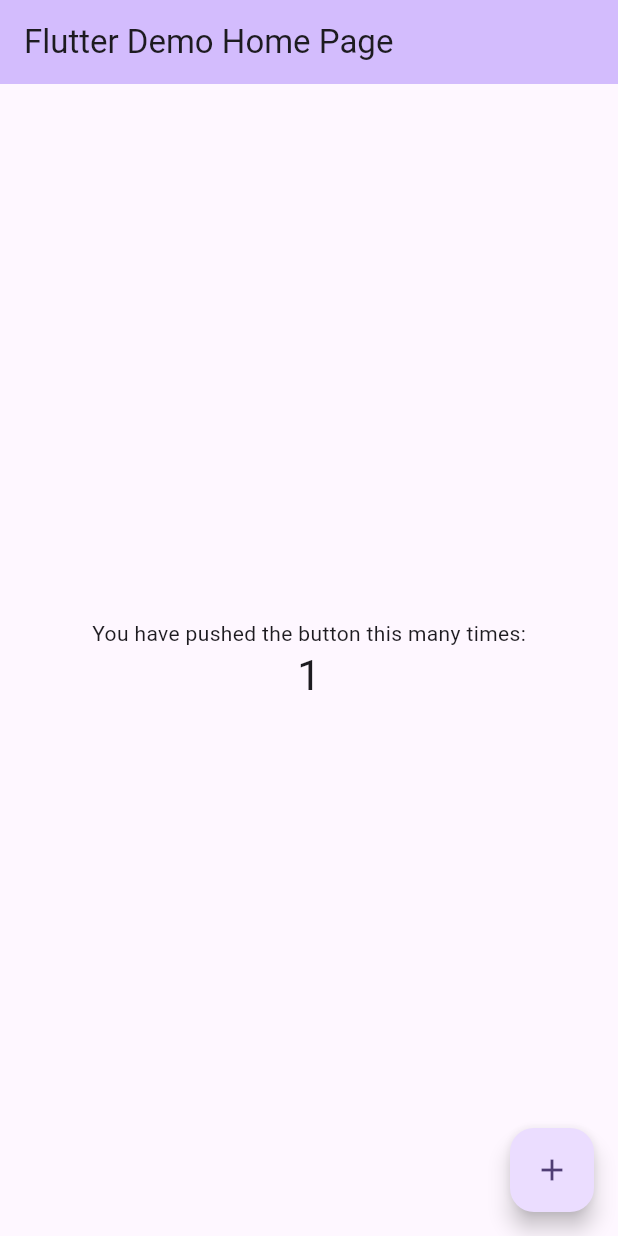
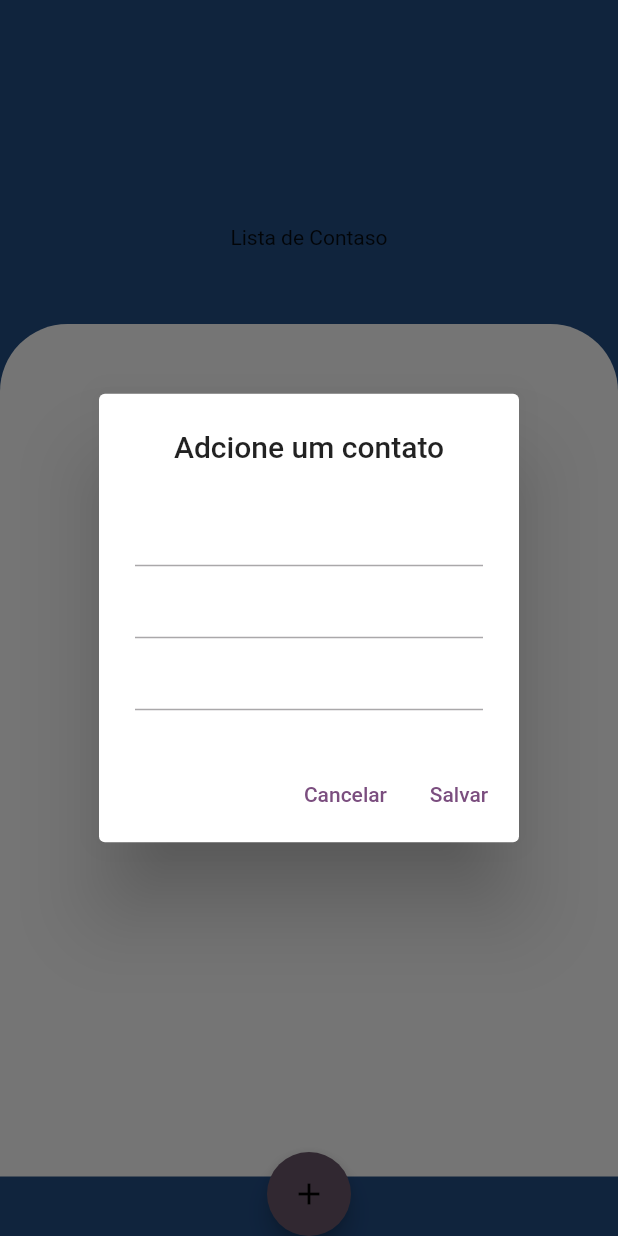
Before and after one commit to absjuniordev/lista_contatos, a Flutter app: the screen it shows after launch, after a tap on the "add" icon, on a phone screen of 412 x 824 dp. Run offline on Flutter 3.47's test engine with Material 2 defaults, Android fonts, the phone set to English and light mode, and no system bars.

Commit message:
Criação do Layout e bottom

```diff
--- a/lib/main.dart
+++ b/lib/main.dart
@@ -1,4 +1,5 @@
 import 'package:flutter/material.dart';
+import 'package:lista_contatos/page/lista_contatos_page.dart';
 
 void main() {
   runApp(const MyApp());
@@ -7,119 +8,18 @@ void main() {
 class MyApp extends StatelessWidget {
   const MyApp({super.key});
 
-  // This widget is the root of your application.
   @override
   Widget build(BuildContext context) {
     return MaterialApp(
-      title: 'Flutter Demo',
+      debugShowCheckedModeBanner: false,
+      title: "Lista de Contatos",
       theme: ThemeData(
-        // This is the theme of your application.
-        //
-        // TRY THIS: Try running your application with "flutter run". You'll see
-        // the application has a blue toolbar. Then, without quitting the app,
-        // try changing the seedColor in the colorScheme below to Colors.green
-        // and then invoke "hot reload" (save your changes or press the "hot
-        // reload" button in a Flutter-supported IDE, or press "r" if you used
-        // the command line to start the app).
-        //
-        // Notice that the counter didn't reset back to zero; the application
-        // state is not lost during the reload. To reset the state, use hot
-        // restart instead.
-        //
-        // This works for code too, not just values: Most code changes can be
-        // tested with just a hot reload.
-        colorScheme: ColorScheme.fromSeed(seedColor: Colors.deepPurple),
-        useMaterial3: true,
+        colorScheme: ColorScheme.fromSeed(seedColor: Colors.purple),
       ),
-      home: const MyHomePage(title: 'Flutter Demo Home Page'),
+      routes: {
+        '/contatos': (context) => const ListaContatosPages(),
+      },
+      initialRoute: '/contatos',
     );
   }
 }
-
-class MyHomePage extends StatefulWidget {
-  const MyHomePage({super.key, required this.title});
-
-  // This widget is the home page of your application. It is stateful, meaning
-  // that it has a State object (defined below) that contains fields that affect
-  // how it looks.
-
-  // This class is the configuration for the state. It holds the values (in this
-  // case the title) provided by the parent (in this case the App widget) and
-  // used by the build method of the State. Fields in a Widget subclass are
-  // always marked "final".
-
-  final String title;
-
-  @override
-  State<MyHomePage> createState() => _MyHomePageState();
-}
-
-class _MyHomePageState extends State<MyHomePage> {
-  int _counter = 0;
-
-  void _incrementCounter() {
-    setState(() {
-      // This call to setState tells the Flutter framework that something has
-      // changed in this State, which causes it to rerun the build method below
-      // so that the display can reflect the updated values. If we changed
-      // _counter without calling setState(), then the build method would not be
-      // called again, and so nothing would appear to happen.
-      _counter++;
-    });
-  }
-
-  @override
-  Widget build(BuildContext context) {
-    // This method is rerun every time setState is called, for instance as done
-    // by the _incrementCounter method above.
-    //
-    // The Flutter framework has been optimized to make rerunning build methods
-    // fast, so that you can just rebuild anything that needs updating rather
-    // than having to individually change instances of widgets.
-    return Scaffold(
-      appBar: AppBar(
-        // TRY THIS: Try changing the color here to a specific color (to
-        // Colors.amber, perhaps?) and trigger a hot reload to see the AppBar
-        // change color while the other colors stay the same.
-        backgroundColor: Theme.of(context).colorScheme.inversePrimary,
-        // Here we take the value from the MyHomePage object that was created by
-        // the App.build method, and use it to set our appbar title.
-        title: Text(widget.title),
-      ),
-      body: Center(
-        // Center is a layout widget. It takes a single child and positions it
-        // in the middle of the parent.
-        child: Column(
-          // Column is also a layout widget. It takes a list of children and
-          // arranges them vertically. By default, it sizes itself to fit its
-          // children horizontally, and tries to be as tall as its parent.
-          //
-          // Column has various properties to control how it sizes itself and
-          // how it positions its children. Here we use mainAxisAlignment to
-          // center the children vertically; the main axis here is the vertical
-          // axis because Columns are vertical (the cross axis would be
-          // horizontal).
-          //
-          // TRY THIS: Invoke "debug painting" (choose the "Toggle Debug Paint"
-          // action in the IDE, or press "p" in the console), to see the
-          // wireframe for each widget.
-          mainAxisAlignment: MainAxisAlignment.center,
-          children: <Widget>[
-            const Text(
-              'You have pushed the button this many times:',
-            ),
-            Text(
-              '$_counter',
-              style: Theme.of(context).textTheme.headlineMedium,
-            ),
-          ],
-        ),
-      ),
-      floatingActionButton: FloatingActionButton(
-        onPressed: _incrementCounter,
-        tooltip: 'Increment',
-        child: const Icon(Icons.add),
-      ), // This trailing comma makes auto-formatting nicer for build methods.
-    );
-  }
-}
--- /dev/null
+++ b/lib/page/lista_contatos_page.dart
@@ -0,0 +1,94 @@
+import 'package:flutter/material.dart';
+
+class ListaContatosPages extends StatefulWidget {
+  const ListaContatosPages({super.key});
+
+  @override
+  State<ListaContatosPages> createState() => _ListaContatosPagesState();
+}
+
+class _ListaContatosPagesState extends State<ListaContatosPages> {
+  @override
+  Widget build(BuildContext context) {
+    return SafeArea(
+      child: Scaffold(
+        floatingActionButton: FloatingActionButton(
+          onPressed: () {
+            showDialog(
+              context: context,
+              builder: (BuildContext bc) {
+                return AlertDialog(
+                  title: const Text("Adcione um contato",
+                      textAlign: TextAlign.center),
+                  content: const SizedBox(
+                    child: Column(
+                      mainAxisSize: MainAxisSize.min,
+                      children: [
+                        TextField(),
+                        TextField(),
+                        TextField(),
+                      ],
+                    ),
+                  ),
+                  actions: [
+                    TextButton(
+                      onPressed: () {
+                        Navigator.pop(context);
+                      },
+                      child: const Text("Cancelar"),
+                    ),
+                    TextButton(
+                      onPressed: () async {
+                        // ignore: use_build_context_synchronously
+                        Navigator.pop(context);
+                      },
+                      child: const Text("Salvar"),
+                    ),
+                  ],
+                );
+              },
+            );
+          },
+          child: const Icon(
+            Icons.add,
+            color: Colors.black,
+          ),
+        ),
+        floatingActionButtonLocation: FloatingActionButtonLocation.centerDocked,
+        backgroundColor: const Color.fromARGB(255, 34, 78, 134),
+        body: SingleChildScrollView(
+          child: Column(
+            children: [
+              const SizedBox(height: 100),
+              Padding(
+                padding: const EdgeInsets.symmetric(vertical: 50),
+                child: Container(
+                  child: Column(
+                    children: [
+                      Text("Lista de Contaso"),
+                    ],
+                  ),
+                ),
+              ),
+              Container(
+                height: MediaQuery.of(context).size.height / 1.45,
+                width: double.infinity,
+                padding: const EdgeInsets.only(
+                  top: 15,
+                  left: 15,
+                ),
+                decoration: const BoxDecoration(
+                  color: Colors.white,
+                  borderRadius: BorderRadius.only(
+                    topLeft: Radius.circular(45),
+                    topRight: Radius.circular(45),
+                  ),
+                ),
+              )
+            ],
+          ),
+        ),
+      ),
+    );
+  }
+}
```
